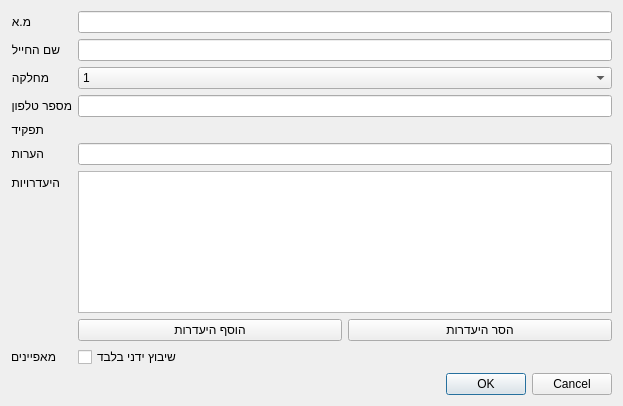
The window that Ui/SoldierDialog.ui (omertal88/shavzak) describes before a commit, drawn with Qt 5.
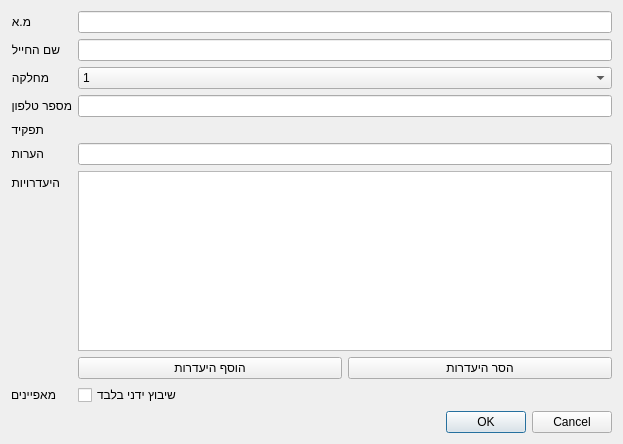
The same window after the commit. Custom widgets are drawn as their Qt base class.

```diff
--- a/Ui/SoldierDialog.ui
+++ b/Ui/SoldierDialog.ui
@@ -10,7 +10,7 @@
     <x>0</x>
     <y>0</y>
     <width>623</width>
-    <height>406</height>
+    <height>444</height>
    </rect>
   </property>
   <property name="windowTitle">
```
Left out of the diff: 8 changed lines with no effect on the pictures.
